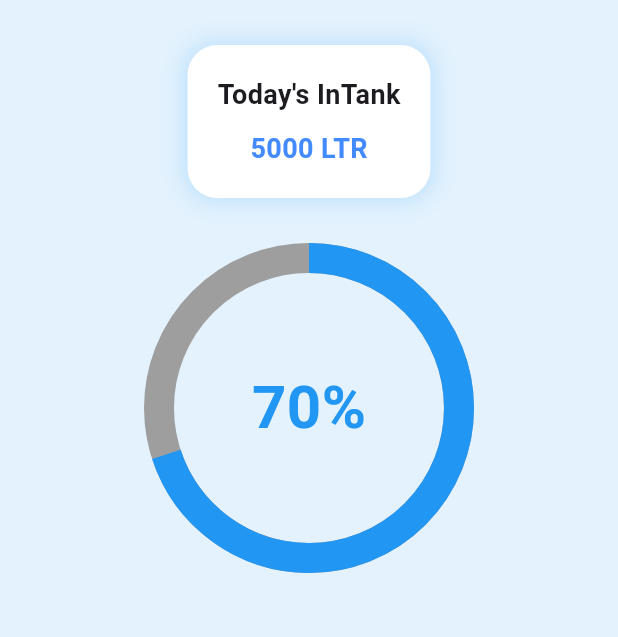
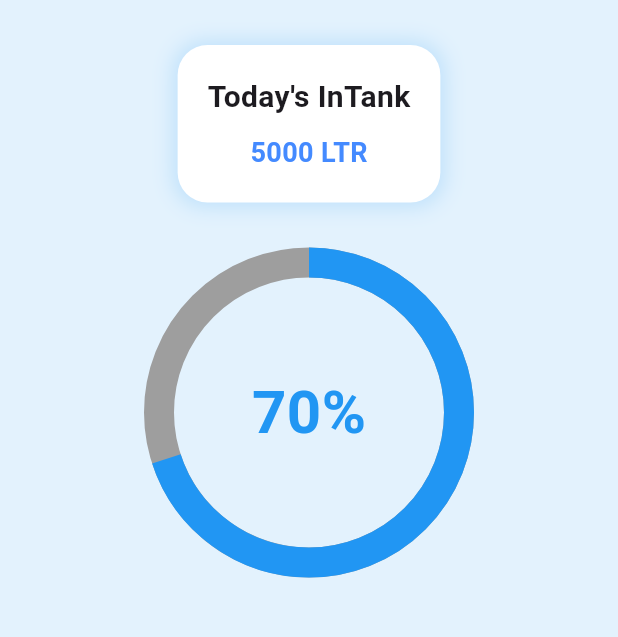
Before and after one commit to mynulyt/Water-Track-App, a Flutter app: the screen it shows after launch, on a phone screen of 412 x 824 dp, the part 84-721 px from its top. Run offline on Flutter 3.47's test engine with Material 3 defaults, Android fonts, the light colour scheme and no system bars.

Commit message:
water track

```diff
--- a/lib/water_track.dart
+++ b/lib/water_track.dart
@@ -35,7 +35,7 @@ class _WaterTrackState extends State<WaterTrack> {
                 children: [
                   Text(
                     "Today's InTank",
-                    style: TextStyle(fontSize: 18, fontWeight: FontWeight.bold),
+                    style: TextStyle(fontSize: 20, fontWeight: FontWeight.bold),
                   ),
                   SizedBox(height: 10),
                   Text(
```
